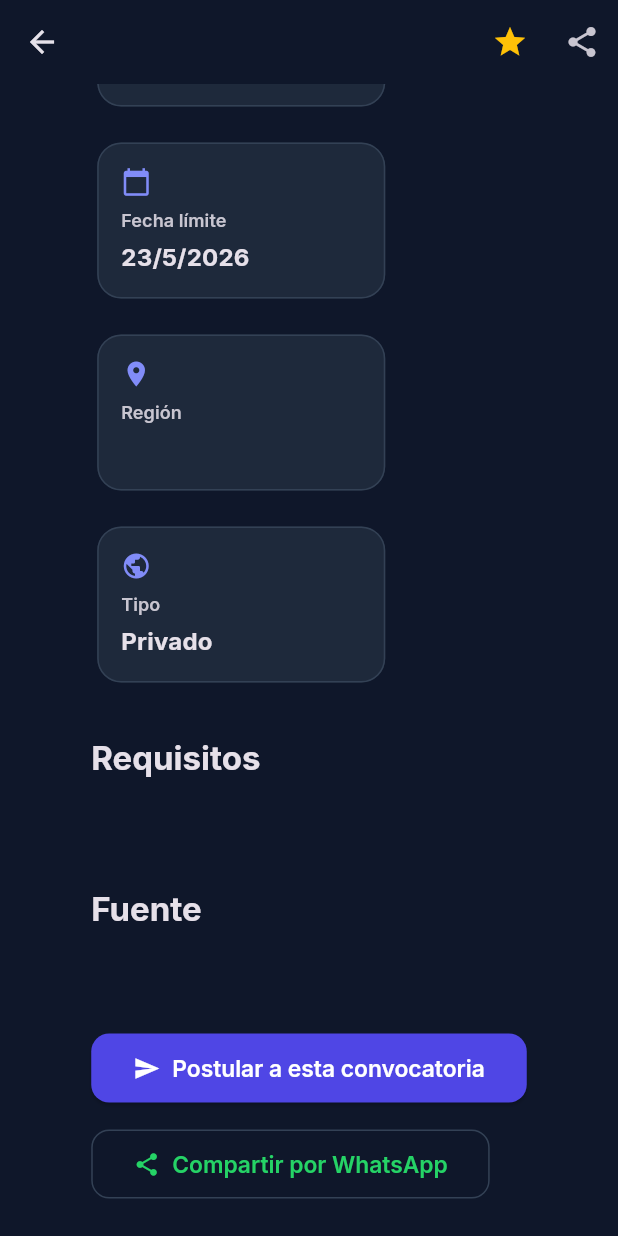
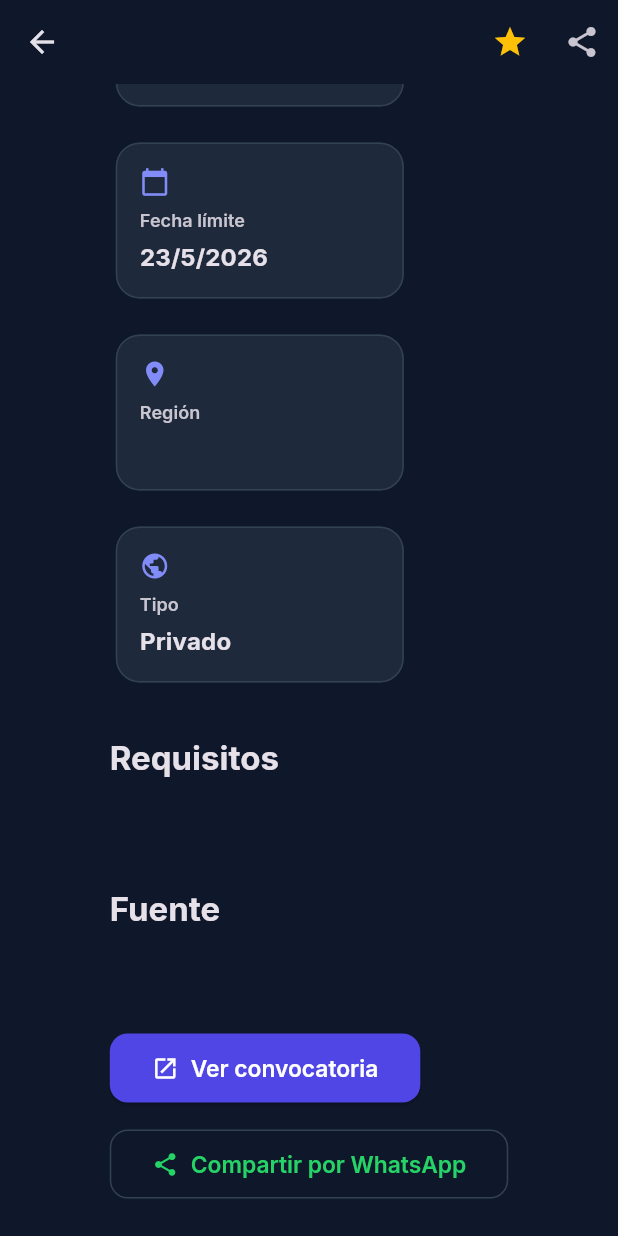
Before and after one commit to Bel-Marduk/convocanet, a Flutter app: the ConvocatoriaDetailScreen screen opened directly with empty values, scrolled down 310 dp, on a phone screen of 412 x 824 dp. Run offline on Flutter 3.47's test engine with Material 3 defaults, Android fonts, the phone set to English and light mode, and no system bars; our stand-ins replace flutter_riverpod, go_router, google_fonts, shared_preferences, supabase_flutter; accounts and stored records are empty.

Commit message:
feat: random 6 convocatorias, CTA wording as aggregator
- Landing shows 6 random convocatorias per page load (shuffle)
- Card button: "Aplicar" → "Ver más" / "View more"
- Detail CTA: "Postular" → "Ver convocatoria" with sourceUrl link
- Simplify ScrollReveal to trigger-on-build

Co-Authored-By: OpenClaude (mimo-v2.5-pro) <openclaude@gitlawb.com>

```diff
--- a/convocanet/lib/l10n/app_en.arb
+++ b/convocanet/lib/l10n/app_en.arb
@@ -41,7 +41,7 @@
   "convTitle": "Available Opportunities",
   "convSubtitle": "Explore current calls and find the support your association needs.",
   "filterTodas": "All",
-  "btnPostular": "Apply",
+  "btnPostular": "View more",
   "btnVerMas": "View more",
   "btnCompartir": "Share",
   "btnFavorito": "Favorite",
@@ -52,7 +52,7 @@
   "modalRegion": "Region",
   "modalCategoria": "Category",
   "modalTipo": "Type",
-  "modalPostular": "Apply to this call",
+  "modalPostular": "View call",
   "modalCompartir": "Share via WhatsApp",
 
   "statsPublicadas": "Published Calls",
--- a/convocanet/lib/l10n/app_es.arb
+++ b/convocanet/lib/l10n/app_es.arb
@@ -41,7 +41,7 @@
   "convTitle": "Oportunidades Disponibles",
   "convSubtitle": "Explora las convocatorias vigentes y encuentra el apoyo que tu asociación necesita.",
   "filterTodas": "Todas",
-  "btnPostular": "Postular",
+  "btnPostular": "Ver más",
   "btnVerMas": "Ver más",
   "btnCompartir": "Compartir",
   "btnFavorito": "Favorito",
@@ -52,7 +52,7 @@
   "modalRegion": "Región",
   "modalCategoria": "Categoría",
   "modalTipo": "Tipo",
-  "modalPostular": "Postular a esta convocatoria",
+  "modalPostular": "Ver convocatoria",
   "modalCompartir": "Compartir por WhatsApp",
 
   "statsPublicadas": "Convocatorias Publicadas",
--- a/convocanet/lib/screens/user/convocatoria_detail_screen.dart
+++ b/convocanet/lib/screens/user/convocatoria_detail_screen.dart
@@ -1,5 +1,6 @@
 import 'package:flutter/material.dart';
 import 'package:flutter_riverpod/flutter_riverpod.dart';
+import 'package:url_launcher/url_launcher.dart';
 import '../../providers/locale_provider.dart';
 import '../../providers/auth_provider.dart';
 import '../../models/convocatoria.dart';
@@ -245,10 +246,14 @@ class _ConvocatoriaDetailScreenState
                     ),
                   ),
                   const SizedBox(height: 8),
-                  Text(
-                    conv.sourceName ?? conv.sourceUrl!,
-                    style: theme.textTheme.bodyMedium?.copyWith(
-                      color: theme.colorScheme.primary,
+                  InkWell(
+                    onTap: () => launchUrl(Uri.parse(conv.sourceUrl!)),
+                    child: Text(
+                      conv.sourceName ?? conv.sourceUrl!,
+                      style: theme.textTheme.bodyMedium?.copyWith(
+                        color: theme.colorScheme.primary,
+                        decoration: TextDecoration.underline,
+                      ),
                     ),
                   ),
                 ],
@@ -261,15 +266,15 @@ class _ConvocatoriaDetailScreenState
                   runSpacing: 16,
                   children: [
                     ElevatedButton.icon(
-                      icon: const Icon(Icons.send),
+                      icon: const Icon(Icons.open_in_new),
                       label: Text(
                         lang == 'es'
-                            ? 'Postular a esta convocatoria'
-                            : 'Apply to this call',
+                            ? 'Ver convocatoria'
+                            : 'View call',
                       ),
-                      onPressed: () {
-                        // TODO: Open application form or external URL
-                      },
+                      onPressed: conv.sourceUrl != null
+                          ? () => launchUrl(Uri.parse(conv.sourceUrl!))
+                          : null,
                     ),
                     OutlinedButton.icon(
                       icon: const Icon(Icons.share),
--- a/convocanet/lib/widgets/convocatoria_card.dart
+++ b/convocanet/lib/widgets/convocatoria_card.dart
@@ -151,7 +151,7 @@ class ConvocatoriaCard extends ConsumerWidget {
                         foregroundColor: Colors.white,
                       ),
                       child: Text(
-                        lang == 'es' ? 'Aplicar' : 'Apply',
+                        lang == 'es' ? 'Ver más' : 'View more',
                         style: const TextStyle(
                           fontSize: 13.6,
                           fontWeight: FontWeight.w600,
```
Also changed, not shown: convocanet/lib/screens/landing/convocatorias_section.dart (+6 -4 lines), convocanet/lib/widgets/scroll_reveal.dart (+15 -33 lines).
